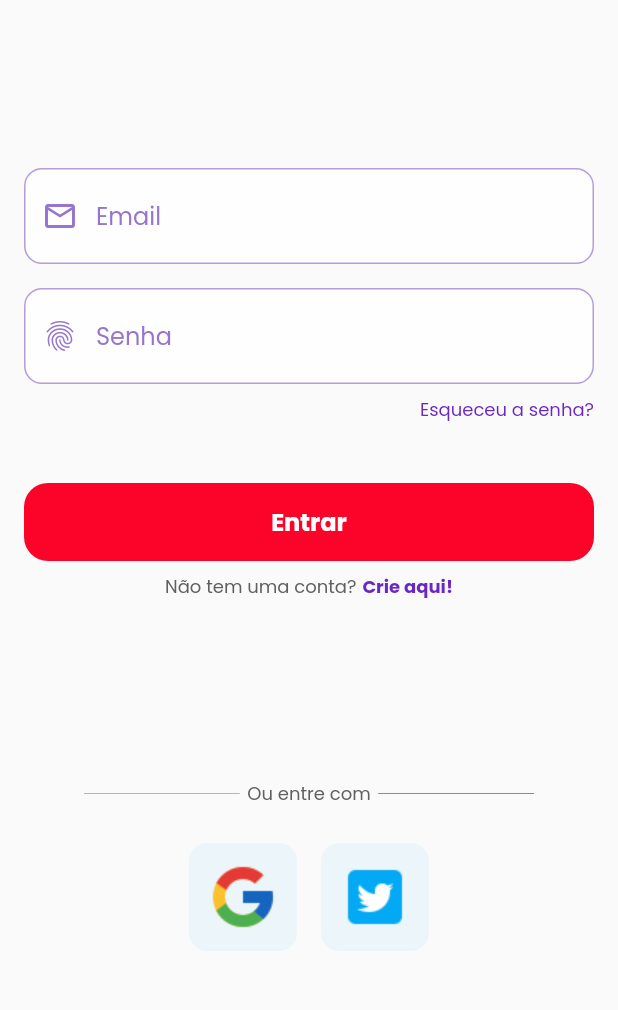
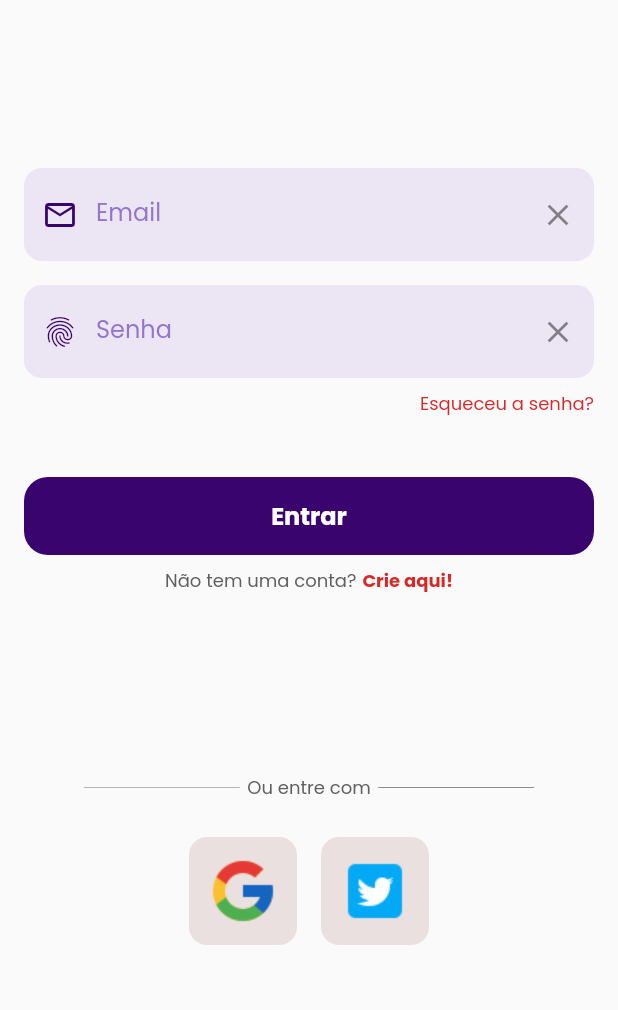
Before and after one commit to commandee/mobile, a Flutter app: the screen it shows after launch, after a tap on "Login", on a phone screen of 412 x 824 dp, the part 180-1190 px from its top. Run offline on Flutter 3.47's test engine with Material 2 defaults, Android fonts, the phone set to English and light mode, and no system bars.

Commit message:
várias mudanças principalmente no textfield

```diff
--- a/lib/classes/temas.dart
+++ b/lib/classes/temas.dart
@@ -1,17 +1,17 @@
 import 'package:flutter/material.dart';
 
 import 'package:teste/constants.dart';
-
 
 class TemaProvider extends ChangeNotifier {
   ThemeMode themeMode = ThemeMode.dark;
 
   bool get isDarkMode => themeMode == ThemeMode.dark;
 }
+
 class Temas {
   static final darkTheme = ThemeData(
-      scaffoldBackgroundColor: fundoDark, colorScheme: ColorScheme.dark());
+      scaffoldBackgroundColor: fundoDM, colorScheme: ColorScheme.dark());
 
   static final lightTheme = ThemeData(
-      scaffoldBackgroundColor: fundoLight, colorScheme: ColorScheme.light());
+      scaffoldBackgroundColor: fundoLM, colorScheme: ColorScheme.light());
 }
--- a/lib/components/comanda.dart
+++ b/lib/components/comanda.dart
@@ -21,7 +21,7 @@ class Commanda extends StatelessWidget {
                 style: const TextStyle(
                     fontSize: 16,
                     fontWeight: FontWeight.normal,
-                    color: textoLight)),
+                    color: textoLM)),
             subtitle: Text(
               descricao,
               style: const TextStyle(fontSize: 15),
--- a/lib/components/filtros.dart
+++ b/lib/components/filtros.dart
@@ -31,7 +31,7 @@ class _FiltrosState extends State<Filtros> {
                       selectedChip = selected ? index : 0;
                     });
                   },
-                  selectedColor: accentLight,
+                  selectedColor: accentLM,
                   labelStyle: TextStyle(
                     color: Colors.white,
                   ),
--- a/lib/components/form_textfield.dart
+++ b/lib/components/form_textfield.dart
@@ -4,43 +4,58 @@ import 'package:flutter/material.dart';
 
 import '../constants.dart';
 
-class MyTextfield extends StatelessWidget {
-  final controller;
-  final String hintText;
+class MyTextfield extends StatefulWidget {
+  const MyTextfield({
+    required this.controller,
+    required this.labelText,
+    required this.obscureText,
+    required this.icone,
+    this.tipoDoTeclado,
+  });
+
+  final TextEditingController controller;
+  final String labelText;
   final bool obscureText;
   final IconData icone;
-  final TextInputType tipoDoTeclado;
+  final TextInputType? tipoDoTeclado;
 
-  const MyTextfield(
-      {super.key,
-      required this.controller,
-      required this.hintText,
-      required this.obscureText,
-      required this.icone, required this.tipoDoTeclado});
+  @override
+  State<MyTextfield> createState() => _MyTextfieldState();
+}
 
+class _MyTextfieldState extends State<MyTextfield> {
   @override
   Widget build(BuildContext context) {
     return TextField(
-        keyboardType: tipoDoTeclado ,
+      keyboardType: widget.tipoDoTeclado,
       textInputAction: TextInputAction.done,
-        controller: controller,
-        obscureText: obscureText,
+      controller: widget.controller,
+      obscureText: widget.obscureText,
       decoration: InputDecoration(
-            prefixIcon: Icon(
-              icone,
+        labelText: widget.labelText,
+        labelStyle: TextStyle(
           color: Colors.deepPurple[300],
         ),
+        prefixIcon: Icon(
+          widget.icone,
+          color: primary,
+        ),
+        suffixIcon: widget.controller.text.isEmpty
+            ? IconButton(
+                onPressed: () => widget.controller.clear(),
+                icon: Icon(Icons.close),
+              )
+            : null,
         enabledBorder: OutlineInputBorder(
-              borderSide: BorderSide(color: Colors.deepPurple.shade200),
+          borderSide: BorderSide(color: Colors.transparent),
           borderRadius: BorderRadius.circular(12.0),
         ),
         focusedBorder: OutlineInputBorder(
-                borderSide: BorderSide(color: primary),
+            borderSide: BorderSide(color: primary300),
             borderRadius: BorderRadius.circular(16.0)),
-            fillColor: Colors.white70,
+        fillColor: primary100,
         filled: true,
-            hintText: hintText,
-            hintStyle: TextStyle(color: Colors.deepPurple[300])),
+      ),
     );
   }
 }
--- a/lib/components/foto_perfil.dart
+++ b/lib/components/foto_perfil.dart
@@ -18,7 +18,7 @@ class _ProfilePicState extends State<ProfilePic> {
       decoration: BoxDecoration(
         color: Colors.white,
         border: Border.all(
-          color: accentLight,
+          color: accentLM,
           width: 1.0,
         ),
         borderRadius: BorderRadius.circular(50),
--- a/lib/components/info_textfield.dart
+++ b/lib/components/info_textfield.dart
@@ -12,7 +12,7 @@ class InfoTextField extends StatelessWidget {
   Widget build(BuildContext context) {
     return Container(
       decoration: BoxDecoration(
-        color: secondaryLight,
+        color: secondaryLM,
         borderRadius: BorderRadius.circular(12),
       ),
       padding: const EdgeInsets.only(left: 15, bottom: 15),
--- a/lib/components/square_tile_login.dart
+++ b/lib/components/square_tile_login.dart
@@ -10,12 +10,12 @@ class SquareTile extends StatelessWidget {
   Widget build(BuildContext context) {
     return Container(
       decoration: BoxDecoration(
-
         borderRadius: const BorderRadius.all(Radius.circular(12)),
-        color: secondaryLight,
+        color: secondaryLM,
       ),
       child: Image.asset(
-        imagePath, height: 72,
+        imagePath,
+        height: 72,
       ),
     );
   }
--- a/lib/constants.dart
+++ b/lib/constants.dart
@@ -8,16 +8,20 @@ const String profilePic = "assets/images/profile.jpg";
 
 //Paleta de Cores
 
+const Color primary = Color(0XFF3A046E);
+const Color primary300 = Color(0XFF9575CD);
+const Color primary100 = Color(0XFFECE5F4);
+
 //Modo Claro
-const Color fundoLight = Color(0xFFFAFAFA);
-const Color textoLight = Color(0xFF050505);
-const Color textoComplementar = Color(0xFF606060);
-const Color primary = Color(0XFF6A27C2);
-const Color secondaryLight = Color(0XFFECF5FA);
-const Color accentLight = Color(0XFFFC0329);
+const Color fundoLM = Color(0xFFFAFAFA);
+const Color textoLM = Color(0xFF050505);
+const Color cinzaLM = Color(0xFF606060);
+const Color secondaryLM = Color(0XFFEBE0E0);
+const Color accentLM = Color(0XFFD72828);
+const Color accent100LM = Color.fromARGB(255, 254, 203, 203);
 
 //Modo Escuro
-const Color fundoDark = Color(0xFF050505);
-const Color textoDark = Color(0xFFFAFAFA);
-const Color secondaryDark = Color(0XFF0A1F29);
-const Color accentDark = Color(0XFFFD687E);
+const Color fundoDM = Color(0xFF141414);
+const Color textoDM = Color(0xFFFAFAFA);
+const Color secondaryDM = Color(0XFF1F1414);
+const Color accentDM = Color(0XFFE77E7E);
--- a/lib/pages/login.dart
+++ b/lib/pages/login.dart
@@ -24,11 +24,10 @@ class LoginPage extends StatelessWidget {
     Future openDialog() => showDialog(
           context: context,
           builder: (context) => AlertDialog(
-
             title: Text(
               "Email ou senha inválidos!",
               style: TextStyle(
-                color: textoLight,
+                color: textoLM,
               ),
             ),
             content: TextButton(
@@ -58,23 +57,23 @@ class LoginPage extends StatelessWidget {
         backgroundColor: Colors.transparent,
         elevation: 0,
         leading: BackButton(
-          color: textoLight,
+          color: textoLM,
           onPressed: () {
             Navigator.pop(context);
           },
         ),
       ),
-      backgroundColor: fundoLight,
-      body: Container(
-        margin: const EdgeInsets.all(16),
-        child: SingleChildScrollView(
-          child: SafeArea(
+      backgroundColor: fundoLM,
+      body: SingleChildScrollView(
+        child: SafeArea(
+          child: Padding(
+            padding: const EdgeInsets.all(16.0),
             child: Column(
               children: [
                 Text(
                   "Entrar com uma conta",
                   style: TextStyle(
-                    color: textoLight,
+                    color: textoLM,
                     fontSize: 20,
                     fontWeight: FontWeight.bold,
                   ),
@@ -84,7 +83,7 @@ class LoginPage extends StatelessWidget {
                   child: Text(
                     "nós do Commandee sentimos sua falta!",
                     style: TextStyle(
-                      color: textoComplementar,
+                      color: cinzaLM,
                       fontSize: 12,
                     ),
                   ),
@@ -95,7 +94,7 @@ class LoginPage extends StatelessWidget {
                 MyTextfield(
                   icone: Icons.email_outlined,
                   controller: emailcontroller,
-                  hintText: "Email",
+                  labelText: "Email",
                   obscureText: false,
                   tipoDoTeclado: TextInputType.emailAddress,
                 ),
@@ -105,7 +104,7 @@ class LoginPage extends StatelessWidget {
                 MyTextfield(
                   icone: Icons.fingerprint_outlined,
                   controller: passwordcontroller,
-                  hintText: "Senha",
+                  labelText: "Senha",
                   obscureText: true,
                   tipoDoTeclado: TextInputType.visiblePassword,
                 ),
@@ -120,7 +119,7 @@ class LoginPage extends StatelessWidget {
                       child: Text(
                         "Esqueceu a senha?",
                         style: TextStyle(
-                          color: primary,
+                          color: accentLM,
                           fontSize: 12,
                         ),
                       ),
@@ -141,7 +140,7 @@ class LoginPage extends StatelessWidget {
                 SubmitButton(
                   text: "Entrar",
                   cortexto: Colors.white,
-                  corFundo: accentLight,
+                  corFundo: primary,
                   onTap: logarUsuario,
                   fontWeight: FontWeight.bold,
                 ),
@@ -150,14 +149,16 @@ class LoginPage extends StatelessWidget {
                 ),
                 Row(mainAxisAlignment: MainAxisAlignment.center, children: [
                   const Text("Não tem uma conta?",
-                      style: TextStyle(color: textoComplementar, fontSize: 12)),
+                      style: TextStyle(color: cinzaLM, fontSize: 12)),
                   const SizedBox(
                     width: 4,
                   ),
                   GestureDetector(
                       child: const Text("Crie aqui!",
                           style: TextStyle(
-                              color: primary, fontWeight: FontWeight.bold, fontSize: 12)),
+                              color: accentLM,
+                              fontWeight: FontWeight.bold,
+                              fontSize: 12)),
                       onTap: () {
                         Navigator.of(context).push(MaterialPageRoute(
                             builder: (context) => RegisterPage()));
@@ -171,16 +172,17 @@ class LoginPage extends StatelessWidget {
                   children: [
                     Expanded(
                       child: Divider(
-                        color: textoComplementar,
+                        color: cinzaLM,
                         thickness: 0.3,
                         indent: 40,
                         endIndent: 5,
                       ),
                     ),
-                    Text("Ou entre com", style: TextStyle(color: textoComplementar, fontSize: 12) ),
+                    Text("Ou entre com",
+                        style: TextStyle(color: cinzaLM, fontSize: 12)),
                     Expanded(
                       child: Divider(
-                        color: textoLight,
+                        color: textoLM,
                         thickness: 0.3,
                         indent: 5,
                         endIndent: 40,
@@ -201,12 +203,6 @@ class LoginPage extends StatelessWidget {
                     SquareTile(imagePath: "assets/images/twitter.png")
                   ],
                 ),
-
-                const SizedBox(
-                  height: 20,
-                ),
-
-
               ],
             ),
           ),
--- a/lib/pages/welcome.dart
+++ b/lib/pages/welcome.dart
@@ -22,11 +22,11 @@ class WelcomePage extends StatelessWidget {
     }
 
     return Scaffold(
-      backgroundColor: fundoLight,
-      body: Container(
-        margin: const EdgeInsets.all(16),
-        child: Center(
+      backgroundColor: fundoLM,
+      body: SingleChildScrollView(
         child: SafeArea(
+              child: Padding(
+                padding: const EdgeInsets.all(16.0),
                 child: Column(
                   children: [
                     Image.asset(
@@ -40,20 +40,20 @@ class WelcomePage extends StatelessWidget {
                     const Text(
                       "Bem-vinde ao Commandee!",
                       style: TextStyle(
-                    color: textoLight,
+                        color: textoLM,
                         fontSize: 20,
                         fontWeight: FontWeight.bold,
+
                       ),
+                      textAlign: TextAlign.center,
                     ),
-                const Align(
-                  alignment: Alignment.center,
-                  child: Text(
+                    const Text(
                         "Transformando seu trabalho em uma experiência incrível",
                         style: TextStyle(
-                      color: textoComplementar,
+                          color: cinzaLM,
                           fontSize: 12,
                         ),
-                  ),
+                        textAlign: TextAlign.center
                     ),
                     const SizedBox(
                       height: 128,
@@ -63,7 +63,7 @@ class WelcomePage extends StatelessWidget {
                       child: Text(
                         "Entre com",
                         style: TextStyle(
-                      color: textoComplementar,
+                          color: cinzaLM,
                           fontSize: 12,
                         ),
                       ),
@@ -74,7 +74,7 @@ class WelcomePage extends StatelessWidget {
                     SubmitButton(
                         onTap: entrarLogin,
                         text: "Login",
-                    cortexto: textoDark,
+                        cortexto: textoDM,
                         corFundo: primary,
                         fontWeight: FontWeight.bold),
                     const SizedBox(
@@ -83,8 +83,8 @@ class WelcomePage extends StatelessWidget {
                     SubmitButton(
                       onTap: entrarCadastro,
                       text: "Cadastro",
-                  cortexto: textoLight,
-                  corFundo: secondaryLight,
+                      cortexto: textoLM,
+                      corFundo: secondaryLM,
                       fontWeight: FontWeight.normal,
                     )
                   ],
```
Also changed, not shown: lib/pages/forgot_password.dart (+16 -12 lines), lib/pages/home.dart (+34 -11 lines), lib/pages/profile.dart (+4 -6 lines), lib/pages/register.dart (+18 -20 lines), lib/pages/settings.dart (+7 -7 lines), assets/images/illustration.png. Lines whose indentation alone changed are shown as unchanged.
